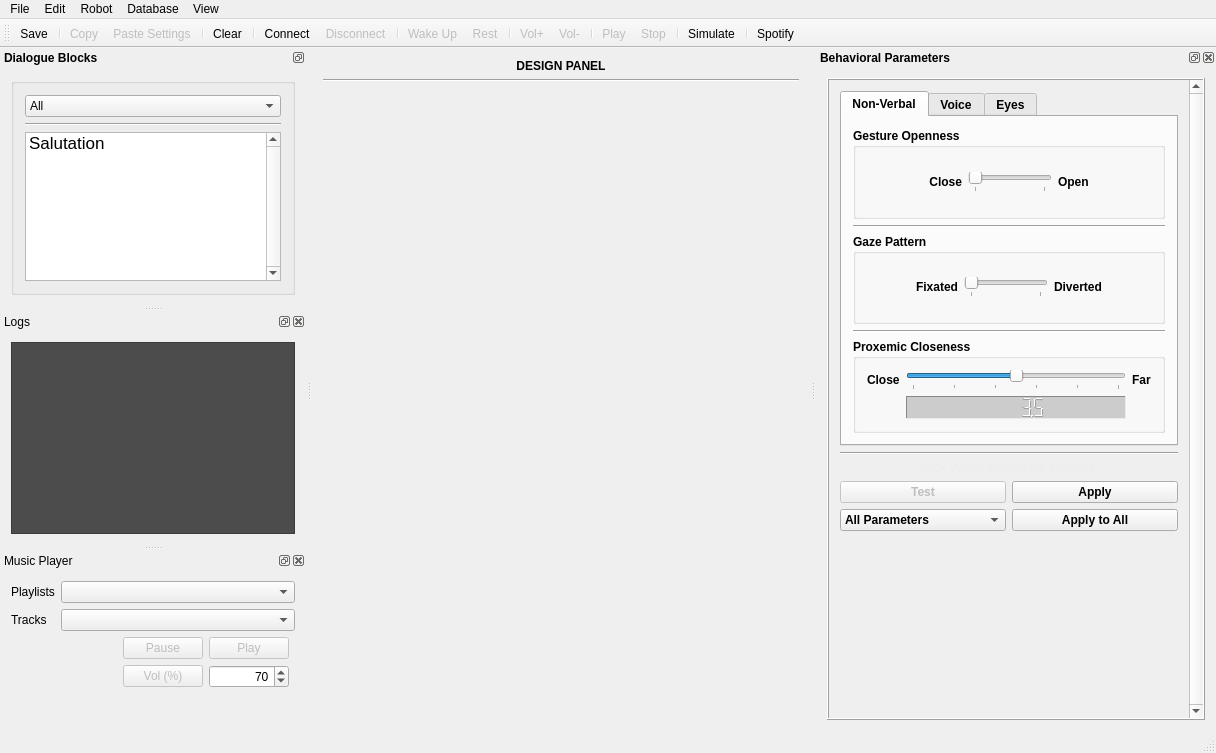
Qt form interaction_manager/ui/dialogmainwindow.ui (ES-TUDelft/robot-interaction-tool) before a commit.
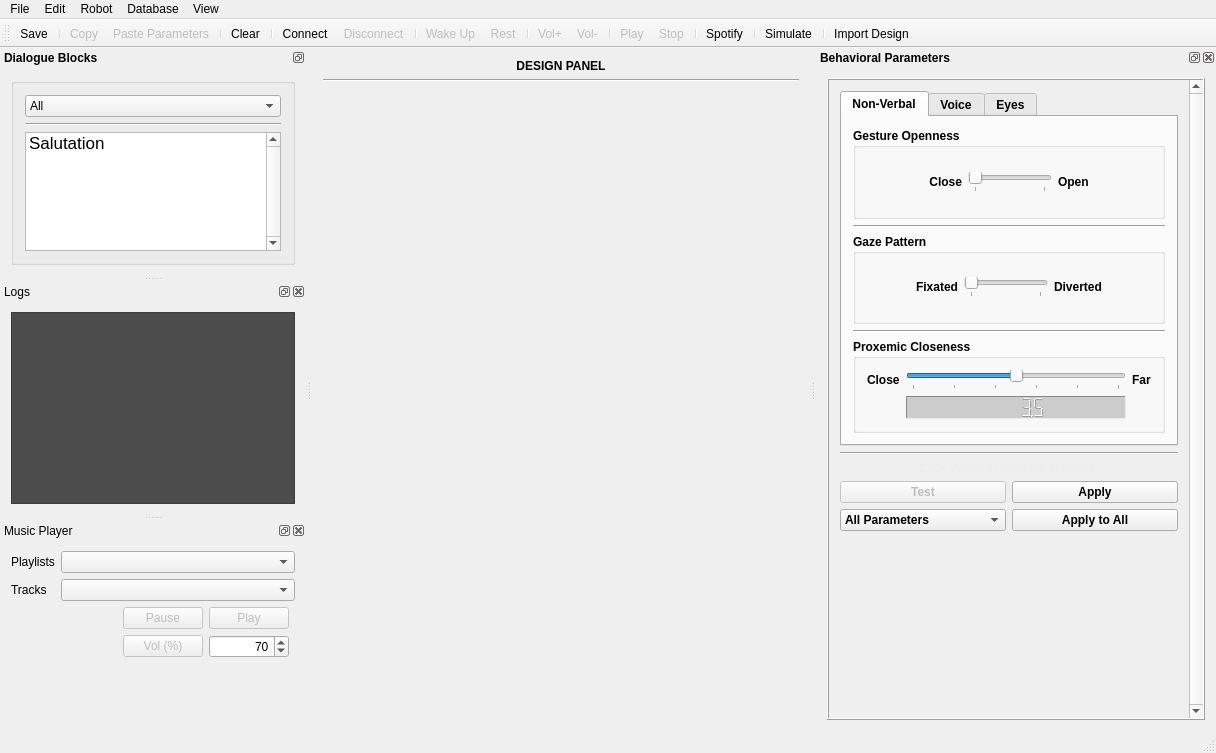
The same form after that commit. Icons and pictures are not drawn.

Commit message:
Enabled import-export designs and copy-paste parameters
- importing and exporting designs are tested
- users can paste block parameters for now
- pasting a block into the scene will be added later

```diff
--- a/interaction_manager/ui/dialogmainwindow.ui
+++ b/interaction_manager/ui/dialogmainwindow.ui
@@ -101,7 +101,7 @@
     <addaction name="separator"/>
     <addaction name="actionMenuCopy"/>
     <addaction name="actionMenuPaste"/>
-    <addaction name="actionMenuPasteSettings"/>
+    <addaction name="actionMenuPasteParameters"/>
     <addaction name="separator"/>
     <addaction name="actionMenuDelete"/>
     <addaction name="actionMenuClear"/>
@@ -181,7 +181,7 @@
    <addaction name="actionMenuSave"/>
    <addaction name="separator"/>
    <addaction name="actionMenuCopy"/>
-   <addaction name="actionMenuPasteSettings"/>
+   <addaction name="actionMenuPasteParameters"/>
    <addaction name="separator"/>
    <addaction name="actionMenuClear"/>
    <addaction name="separator"/>
@@ -197,9 +197,11 @@
    <addaction name="actionMenuPlay"/>
    <addaction name="actionMenuStop"/>
    <addaction name="separator"/>
-   <addaction name="actionMenuSimulate"/>
-   <addaction name="separator"/>
    <addaction name="actionMenuMusic"/>
+   <addaction name="separator"/>
+   <addaction name="actionMenuSimulate"/>
+   <addaction name="separator"/>
+   <addaction name="actionMenuImportBlocks"/>
   </widget>
   <widget class="QStatusBar" name="statusBar"/>
   <widget class="QDockWidget" name="behavioralParametersDockWidget">
@@ -1217,6 +1219,12 @@
    </widget>
   </widget>
   <widget class="QDockWidget" name="musicDockWidget">
+   <property name="sizePolicy">
+    <sizepolicy hsizetype="Preferred" vsizetype="Fixed">
+     <horstretch>0</horstretch>
+     <verstretch>0</verstretch>
+    </sizepolicy>
+   </property>
    <property name="windowTitle">
     <string>Music Player</string>
    </property>
@@ -1400,26 +1408,32 @@
   </action>
   <action name="actionMenuImportBlocks">
    <property name="enabled">
-    <bool>false</bool>
+    <bool>true</bool>
    </property>
    <property name="icon">
     <iconset resource="hre_resources/resources.qrc">
      <normaloff>:/hreresources/icons/import.png</normaloff>:/hreresources/icons/import.png</iconset>
    </property>
    <property name="text">
-    <string>Import Blocks</string>
+    <string>Import Design</string>
+   </property>
+   <property name="toolTip">
+    <string>Import Design</string>
    </property>
   </action>
   <action name="actionMenuExportBlocks">
    <property name="enabled">
-    <bool>false</bool>
+    <bool>true</bool>
    </property>
    <property name="icon">
     <iconset resource="hre_resources/resources.qrc">
      <normaloff>:/hreresources/icons/export.png</normaloff>:/hreresources/icons/export.png</iconset>
    </property>
    <property name="text">
-    <string>Export Blocks</string>
+    <string>Export Design</string>
+   </property>
+   <property name="toolTip">
+    <string>Export Design</string>
    </property>
   </action>
   <action name="actionMenuSave">
@@ -1506,7 +1520,7 @@
     <string>Ctrl+V</string>
    </property>
   </action>
-  <action name="actionMenuPasteSettings">
+  <action name="actionMenuPasteParameters">
    <property name="enabled">
     <bool>false</bool>
    </property>
@@ -1515,7 +1529,10 @@
      <normaloff>:/hreresources/icons/paste.png</normaloff>:/hreresources/icons/paste.png</iconset>
    </property>
    <property name="text">
-    <string>Paste Settings</string>
+    <string>Paste Parameters</string>
+   </property>
+   <property name="toolTip">
+    <string>Paste Parameters</string>
    </property>
    <property name="shortcut">
     <string>Ctrl+Shift+V</string>
```
The commit also changes 2 other files.
